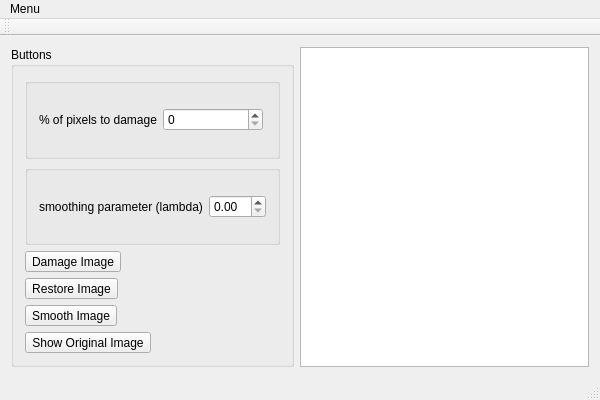
The window that pde_laplace_restorer.ui (bozhenakv555/Laplace-Image-Restorer-PDE) describes before a commit, drawn with Qt 5.
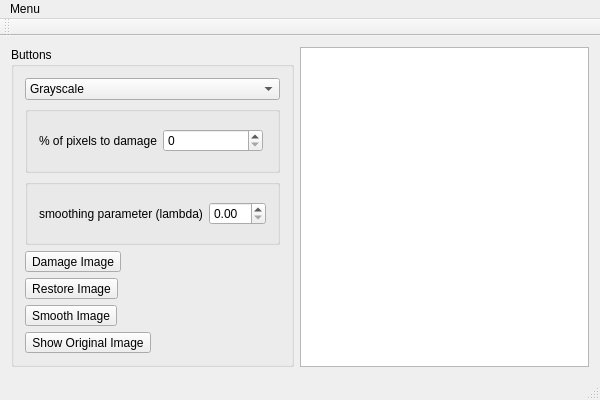
The same window after the commit.

Commit message: Added RGB Mode and save previous results for fast ui switching

Diff of the .ui file:
```diff
--- a/pde_laplace_restorer.ui
+++ b/pde_laplace_restorer.ui
@@ -21,6 +21,20 @@
        <string>Buttons</string>
       </property>
       <layout class="QVBoxLayout" name="verticalLayout">
+       <item>
+        <widget class="QComboBox" name="cb_colorMode">
+         <item>
+          <property name="text">
+           <string>Grayscale</string>
+          </property>
+         </item>
+         <item>
+          <property name="text">
+           <string>RGB</string>
+          </property>
+         </item>
+        </widget>
+       </item>
        <item>
         <widget class="QGroupBox" name="groupBox_2">
          <property name="title">
```
The commit also changes 2 other files.
